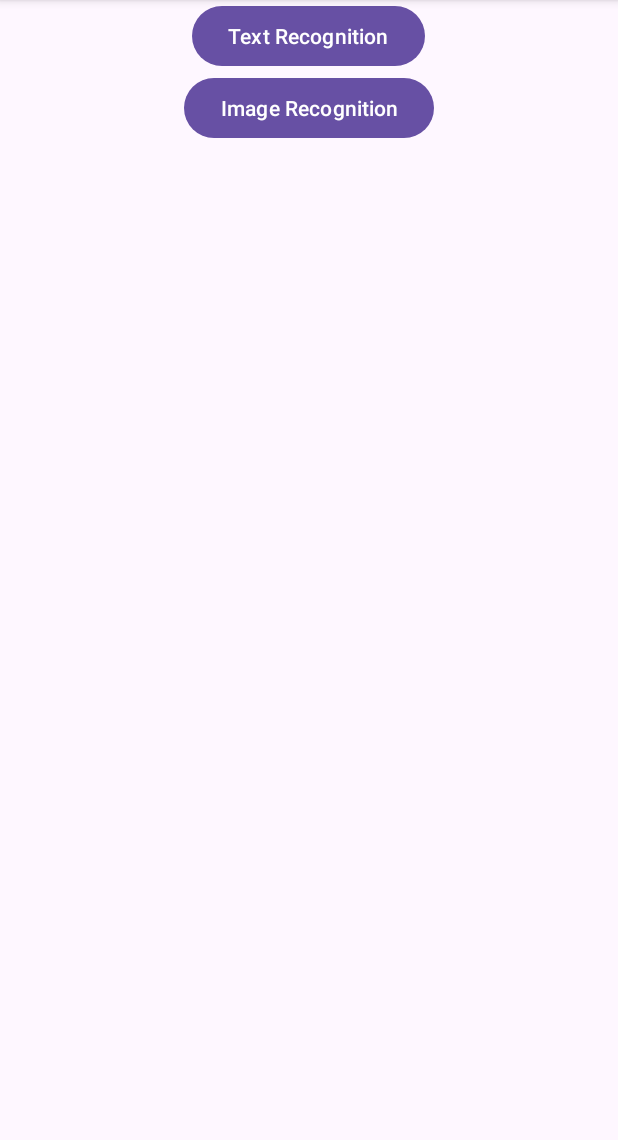
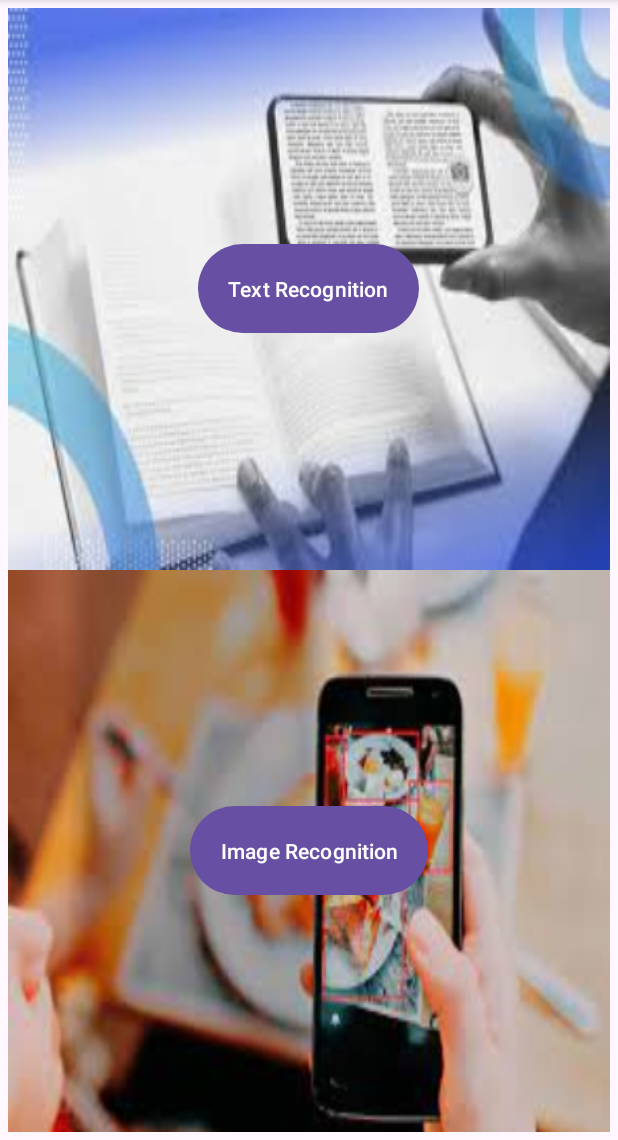
Before and after one commit to Shreetipandeygithub/Image-Text-Classifier, an Android app: the MainActivity screen opened directly, with no data from a screen before it, on a phone screen of 412 x 824 dp, the part 96-1236 px from its top. Run offline under Robolectric (Android 15) with nearby library versions, the phone set to English and light mode, and no system bars.

```diff
--- a/app/src/main/java/com/shreeti/snaptext/MainActivity.kt
+++ b/app/src/main/java/com/shreeti/snaptext/MainActivity.kt
@@ -17,6 +17,7 @@ class MainActivity : AppCompatActivity() {
         txtRecognition.setOnClickListener{
             val intent=Intent(this,TextRecognition::class.java)
             startActivity(intent)
+            finish()
 
         }
 
--- a/app/src/main/res/layout/activity_main.xml
+++ b/app/src/main/res/layout/activity_main.xml
@@ -4,22 +4,48 @@
     xmlns:tools="http://schemas.android.com/tools"
     android:layout_width="match_parent"
     android:layout_height="match_parent"
+    android:padding="5dp"
     android:orientation="vertical"
     tools:context=".MainActivity">
 
+
+
+    <LinearLayout
+        android:layout_width="match_parent"
+        android:layout_height="match_parent"
+        android:orientation="vertical"
+        android:layout_weight="1"
+        android:gravity="center"
+        android:background="@drawable/img_3"
+        android:layout_gravity="center">
         <Button
             android:layout_width="wrap_content"
             android:layout_height="wrap_content"
             android:gravity="center"
+            android:padding="20dp"
             android:layout_gravity="center"
             android:text="Text Recognition"
             android:id="@+id/txtRecognition"/>
+    </LinearLayout>
+
+    <LinearLayout
+        android:layout_width="match_parent"
+        android:layout_height="match_parent"
+        android:orientation="vertical"
+        android:layout_weight="1"
+        android:gravity="center"
+        android:background="@drawable/img_2"
+        android:layout_gravity="center">
         <Button
             android:layout_width="wrap_content"
             android:layout_height="wrap_content"
             android:gravity="center"
+            android:padding="20dp"
             android:layout_gravity="center"
             android:text="Image Recognition"
             android:id="@+id/imgRecognition"/>
 
     </LinearLayout>
+
+
+</LinearLayout>
```
Also changed, not shown: app/src/main/res/drawable/buttondesign.xml (deleted, +0 -7 lines), app/src/main/res/drawable/signinpage_bg_design.xml (deleted, +0 -9 lines), app/src/main/res/drawable/img_1.png (added), app/src/main/res/drawable/img_2.png (added), app/src/main/res/drawable/img_3.png (added), app/src/main/res/drawable/loginpage.png (deleted). Lines whose indentation alone changed are shown as unchanged.
